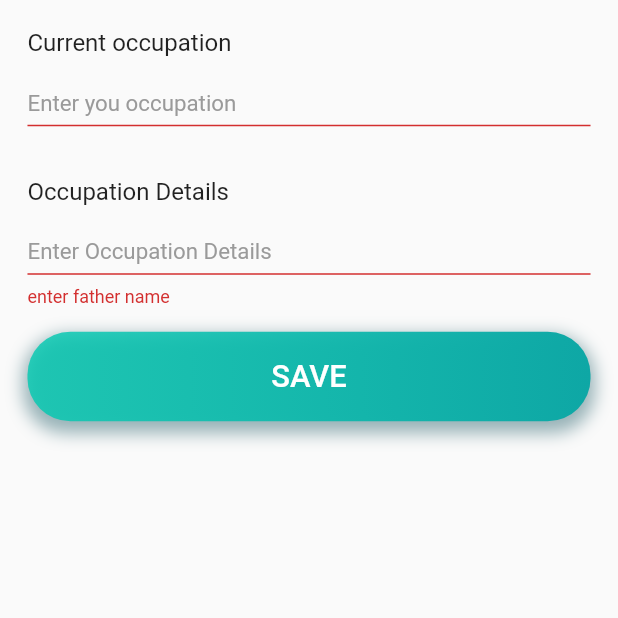
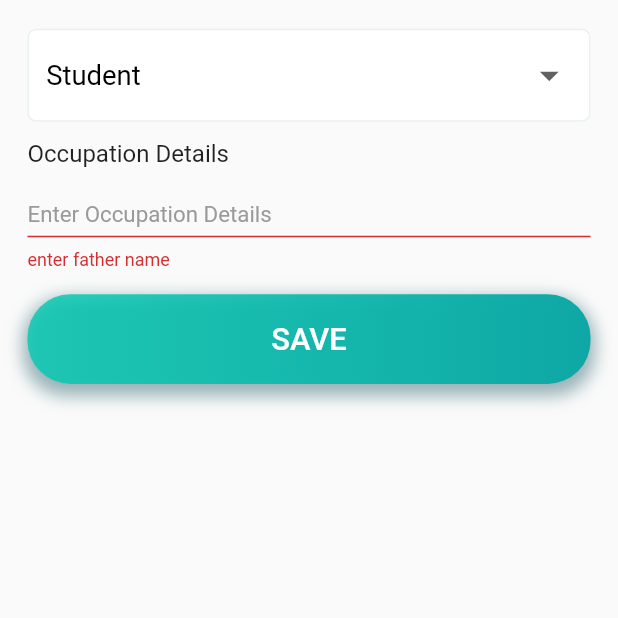
Before and after one commit to Naogaon-Polytechnic-Institute-NPI/npi_project, a Flutter app: the InputOccupationalInfo screen opened directly with empty values, after a tap on "SAVE", on a phone screen of 412 x 824 dp, the top half of it. Run offline on Flutter 3.47's test engine with Material 2 defaults, Android fonts, the phone set to English and light mode, and no system bars; our stand-ins replace connectivity_plus, flutter_screenutil, fluttertoast, gap, internet_connection_checker, loading_animation_widget and 2 more; accounts and stored records are empty.

Commit message:
bug fixed

```diff
--- a/lib/src/module/student/home/local_widget/educataion_Info_card.dart
+++ b/lib/src/module/student/home/local_widget/educataion_Info_card.dart
@@ -42,7 +42,7 @@ class _EducationInfoCardState extends State<EducationInfoCard> {
               color: CustomColor.blueGrey),
         ),
         trailing: SizedBox(
-          width: 100.w,
+          width: 80.w,
           child: Row(
             mainAxisAlignment: MainAxisAlignment.end,
             children: [
--- a/lib/src/module/student/home/local_widget/input_occupational_info.dart
+++ b/lib/src/module/student/home/local_widget/input_occupational_info.dart
@@ -1,7 +1,5 @@
 // ignore_for_file: use_build_context_synchronously
-
 import 'dart:convert';
-
 import 'package:flutter/material.dart';
 import 'package:flutter_screenutil/flutter_screenutil.dart';
 import 'package:gap/gap.dart';
@@ -25,22 +23,27 @@ class InputOccupationalInfo extends StatefulWidget {
 
 class _InputOccupationalInfoState extends State<InputOccupationalInfo> {
   final _formKey = GlobalKey<FormState>();
-  final currnetOccupationController = TextEditingController();
   final occupationDetailsController = TextEditingController();
-  bool _loading = false;
+  static const List<String> workOption = [
+    'Student',
+    'Business',
+    'Employed',
+    'Not Employed',
+    'Freelancer'
+  ];
+  String selectedValue = workOption.first;
 
-  void saveOccupationInfo()async{
+
+  void saveOccupationInfo() async {
     Map<String, dynamic> occupationData = {
-      'currnetOccupation' : currnetOccupationController.text.toString(),
-      'occupationDetails' : occupationDetailsController.text.toString(),
+      'currnetOccupation': selectedValue,
+      'occupationDetails': occupationDetailsController.text.toString(),
     };
     try {
-      Response response = await post(Uri.parse('${ApiEndPoints.occupationInfoPost}${widget.privetKey}'),
+      Response response = await post(
+          Uri.parse('${ApiEndPoints.occupationInfoPost}${widget.privetKey}'),
           body: occupationData);
       if (response.statusCode == 200) {
-        setState(() {
-          _loading = false;
-        });
         var responseBody = jsonDecode(response.body.toString());
         if (responseBody['message'].toString() == 'Edit Complete' &&
             responseBody['response'].toString() == 'success') {
@@ -50,25 +53,26 @@ class _InputOccupationalInfoState extends State<InputOccupationalInfo> {
         } else {
           Utils().toastMessage('server error!', Colors.red);
         }
-      }else{
+      } else {
         Utils().toastMessage('server error!', Colors.red);
       }
-      SharedPreferences sharedPreferences = await SharedPreferences.getInstance();
-      Navigator.pushAndRemoveUntil(context, MaterialPageRoute(
-          builder: (context)=> HomeScreen(
-            privetKey: sharedPreferences.getString(SplashScreenState.privetKey),
-            useName: sharedPreferences.getString(SplashScreenState.userName),
-            roll: sharedPreferences.getString(SplashScreenState.roll),
-          )), (route) => false);
-    }
-    catch (e) {
-      setState(() {
-        _loading = false;
-      });
+      SharedPreferences sharedPreferences =
+          await SharedPreferences.getInstance();
+      Navigator.pushAndRemoveUntil(
+          context,
+          MaterialPageRoute(
+              builder: (context) => HomeScreen(
+                    privetKey: sharedPreferences
+                        .getString(SplashScreenState.privetKey),
+                    useName:
+                        sharedPreferences.getString(SplashScreenState.userName),
+                    roll: sharedPreferences.getString(SplashScreenState.roll),
+                  )),
+          (route) => false);
+    } catch (e) {
       print(e.toString());
     }
   }
-
 
   @override
   Widget build(BuildContext context) {
@@ -77,7 +81,7 @@ class _InputOccupationalInfoState extends State<InputOccupationalInfo> {
       onTap: () => FocusManager.instance.primaryFocus?.unfocus(),
       child: Scaffold(
         resizeToAvoidBottomInset: true,
-          body: Form(
+        body: Form(
           key: _formKey,
           child: SingleChildScrollView(
             child: SizedBox(
@@ -87,14 +91,45 @@ class _InputOccupationalInfoState extends State<InputOccupationalInfo> {
                 child: Column(
                   mainAxisSize: MainAxisSize.max,
                   children: [
-                    InfoInputForm(
-                      title: 'Current occupation',
-                      fieldHeight: 50.h,
-                      fieldWidth: width,
-                      hintText: 'Enter you occupation',
-                      errorText: '',
-                      controller: currnetOccupationController,
-
+                    Container(
+                      alignment: Alignment.center,
+                      height: 52.h,
+                      width: MediaQuery.sizeOf(context).width,
+                      padding: EdgeInsets.symmetric(horizontal: 10.w),
+                      decoration: BoxDecoration(
+                          color: Colors.white,
+                          border: Border.all(
+                              color: CustomColor.blueGrey.withOpacity(.2),
+                              width: 1),
+                          borderRadius: BorderRadius.circular(5.r)),
+                      child: DropdownButton<String>(
+                        isExpanded: true,
+                        underline: const SizedBox(),
+                        style: TextStyle(
+                          fontFamily: 'Roboto',
+                          fontSize: 16.sp,
+                          color: Colors.black,
+                        ),
+                        iconSize: 30,
+                        dropdownColor: CustomColor.blueGrey,
+                        elevation: 0,
+                        borderRadius: BorderRadius.circular(10.r),
+                        value: selectedValue,
+                        onChanged: (String? newValue) {
+                          if(mounted){
+                            setState(() {
+                              selectedValue = newValue.toString();
+                            });
+                          }
+                        },
+                        items: workOption
+                            .map<DropdownMenuItem<String>>((String value) {
+                          return DropdownMenuItem<String>(
+                            value: value,
+                            child: Text(value),
+                          );
+                        }).toList(),
+                      ),
                     ),
                     Gap(10.h),
                     InfoInputForm(
@@ -105,21 +140,28 @@ class _InputOccupationalInfoState extends State<InputOccupationalInfo> {
                       errorText: 'enter father name',
                       controller: occupationDetailsController,
                     ),
-                    CustomButton(onTap: ()async {
-                      if(_formKey.currentState!.validate()) {
-                        setState(() {
-                          _loading = true;
-                        });
-                        saveOccupationInfo();
-                        SharedPreferences sharedPreferences = await SharedPreferences.getInstance();
-                        Navigator.pushAndRemoveUntil(context, MaterialPageRoute(
-                            builder: (context)=> HomeScreen(
-                              privetKey: sharedPreferences.getString(SplashScreenState.privetKey),
-                              useName: sharedPreferences.getString(SplashScreenState.userName),
-                              roll: sharedPreferences.getString(SplashScreenState.roll),
-                            )), (route) => false);
-                      }
-                    },
+                    CustomButton(
+                        onTap: () async {
+                          if (_formKey.currentState!.validate()) {
+                            saveOccupationInfo();
+                            Navigator.pop(context);
+                            SharedPreferences sharedPreferences =
+                                await SharedPreferences.getInstance();
+                            // Navigator.pushAndRemoveUntil(
+                            //     context,
+                            //     MaterialPageRoute(
+                            //         builder: (context) => HomeScreen(
+                            //               privetKey:
+                            //                   sharedPreferences.getString(
+                            //                       SplashScreenState.privetKey),
+                            //               useName: sharedPreferences.getString(
+                            //                   SplashScreenState.userName),
+                            //               roll: sharedPreferences.getString(
+                            //                   SplashScreenState.roll),
+                            //             )),
+                            //     (route) => false);
+                          }
+                        },
                         buttonName: 'SAVE')
                   ],
                 ),
--- a/lib/src/module/student/login&sign_up/local_widget/drop_down.dart
+++ b/lib/src/module/student/login&sign_up/local_widget/drop_down.dart
@@ -43,7 +43,7 @@ class DropdownExample extends StatelessWidget {
         dropdownColor: CustomColor.blueGrey,
         elevation: 0,
         borderRadius: BorderRadius.circular(10.r),
-        value: selectedValue ?? null, // Use null if selectedValue is null
+        value: selectedValue,
         onChanged: onChanged,
         items: options.map<DropdownMenuItem<String>>((String value) {
           return DropdownMenuItem<String>(
```
Also changed, not shown: lib/src/module/student/home/local_widget/input_personal_info.dart (+4 -8 lines), lib/src/module/student/home/local_widget/occupation_info_card.dart (+12 -1 lines).
